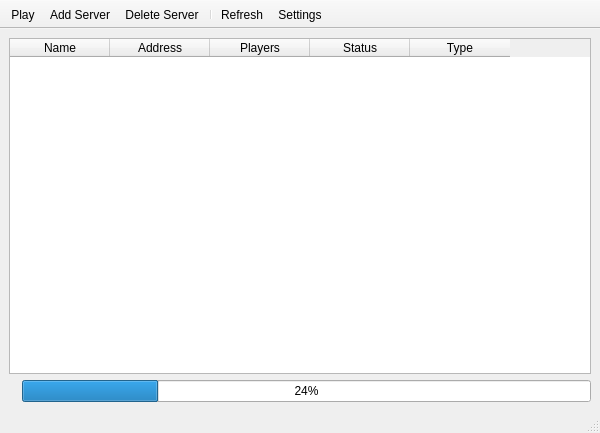
Above: src/ui/kocity-qt.ui from ex4dev/brawl-starter before the change. Below: the same form after it.
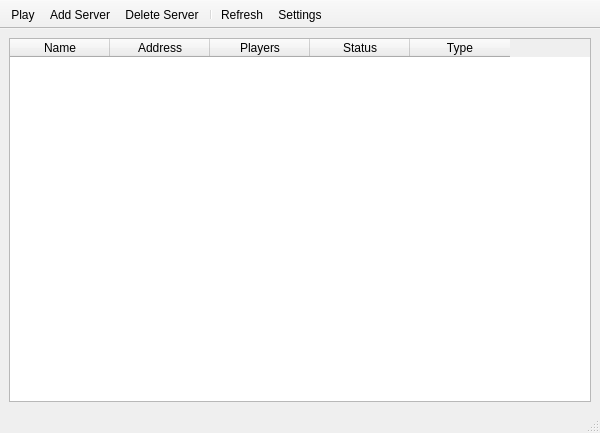
That is the form after the change.

The edit to the form file:
```diff
--- a/src/ui/kocity-qt.ui
+++ b/src/ui/kocity-qt.ui
@@ -104,30 +104,6 @@
       </column>
      </widget>
     </item>
-    <item row="1" column="0" colspan="2">
-     <layout class="QHBoxLayout" name="horizontalLayout">
-      <item>
-       <widget class="QLabel" name="statusLabel">
-        <property name="text">
-         <string/>
-        </property>
-       </widget>
-      </item>
-      <item>
-       <widget class="QProgressBar" name="progressBar">
-        <property name="value">
-         <number>24</number>
-        </property>
-        <property name="textVisible">
-         <bool>true</bool>
-        </property>
-        <property name="invertedAppearance">
-         <bool>false</bool>
-        </property>
-       </widget>
-      </item>
-     </layout>
-    </item>
    </layout>
   </widget>
   <widget class="QToolBar" name="mainToolBar">
```
